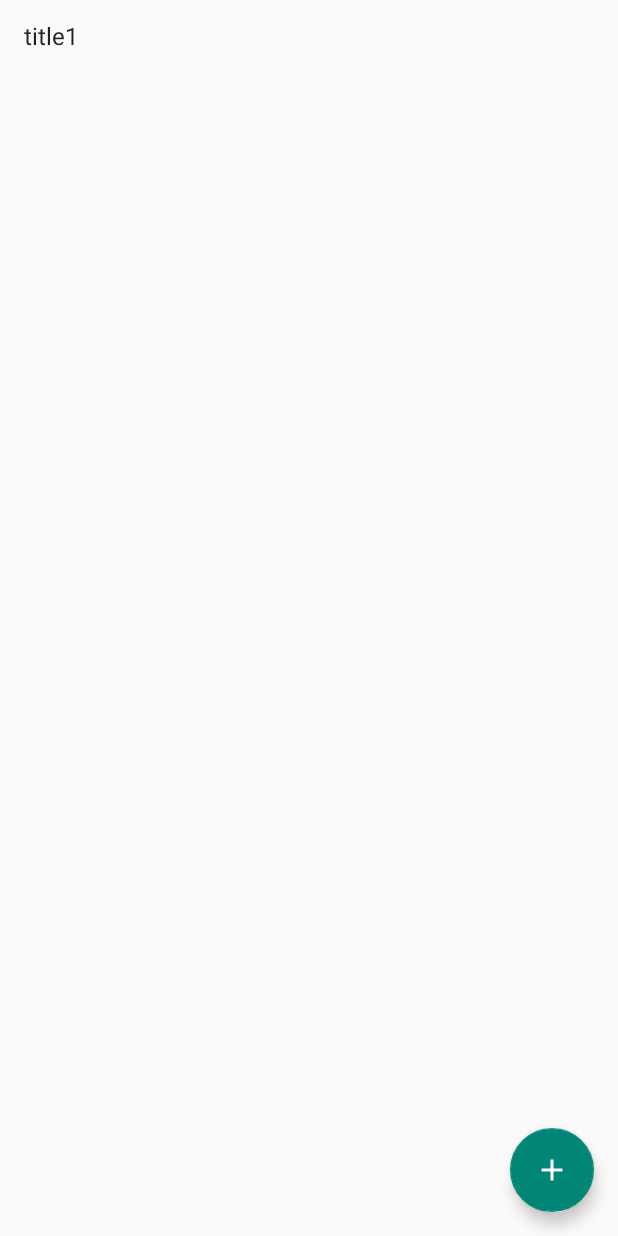
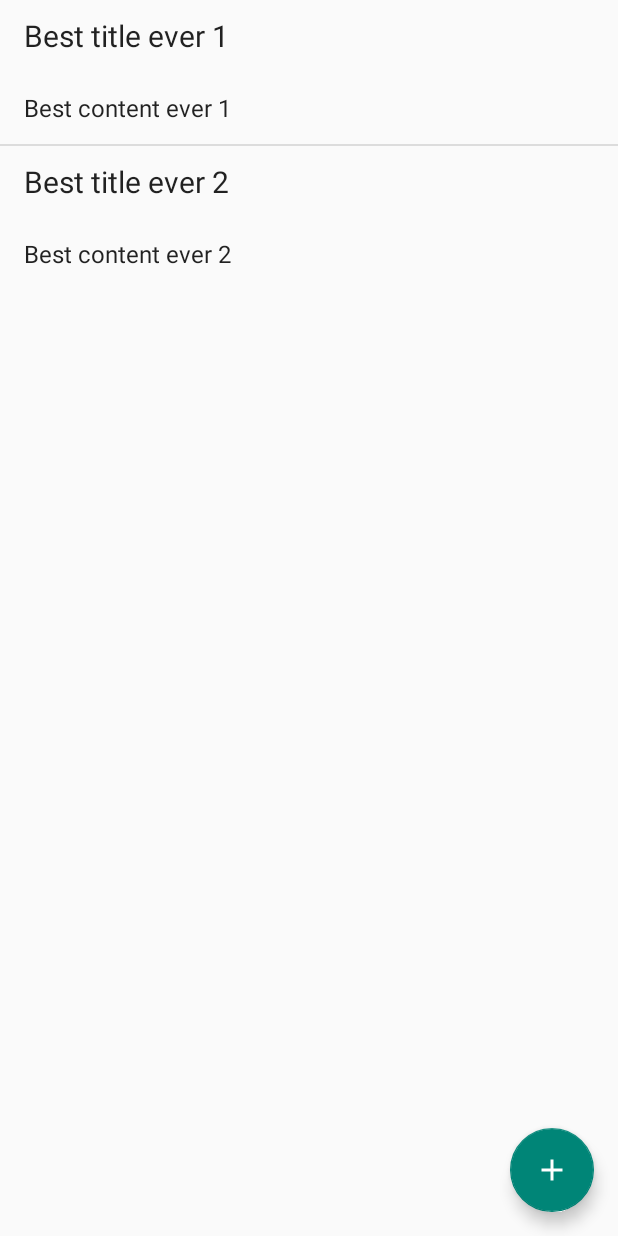
Before and after one commit to sw19-tug/morning01, an Android app: the screen it shows after launch (MainActivity), on a phone screen of 412 x 824 dp. Run offline under Robolectric (Android 15) with nearby library versions, the phone set to English and light mode, and no system bars.

Commit message:
NOTE-001-01 Created NoteAdapter for the ListView. Refactored the layout for a list item. [AA,GA]

```diff
--- a/app/src/main/java/at/tugraz/ist/swe/note/MainActivity.java
+++ b/app/src/main/java/at/tugraz/ist/swe/note/MainActivity.java
@@ -15,6 +15,8 @@ import java.util.ArrayList;
 public class MainActivity extends AppCompatActivity {
 
     ArrayList<Note> noteList = new ArrayList<>();
+    NoteAdapter customNoteAdapter;
+    ListView noteListView;
 
     @Override
     protected void onCreate(Bundle savedInstanceState) {
@@ -22,8 +24,16 @@ public class MainActivity extends AppCompatActivity {
         setContentView(R.layout.activity_main);
 
         initAddNoteButton();
+        initNoteView();
         showNotes();
 
+    }
+
+    public void setNoteList(ArrayList<Note> newNotes){
+        noteList.clear();
+        for(Note n:newNotes){
+            noteList.add(n);
+        }
     }
 
     public void initAddNoteButton(){
@@ -37,15 +47,19 @@ public class MainActivity extends AppCompatActivity {
         });
     }
 
+    private void initNoteView(){
+        noteList.add(new Note("Best title ever 1","Best content ever 1",1));
+        customNoteAdapter = new NoteAdapter(this, noteList);
+        noteListView = findViewById(R.id.notesList);
+        noteListView.setAdapter(customNoteAdapter);
+        noteList.add(new Note("Best title ever 2","Best content ever 2",1));
+    }
+
     private void showNotes(){
         //noteTitles should contain title of notes. Need to be dynamically loaded.
         //This could for example be just <Note i> for i in [0 ... length of notes list]
         //or maybe the first few words of the corresponding note.
-        noteList.add(new Note("title1", "content1", 1));
 
-        ArrayAdapter<String> noteListViewAdapter = new ArrayAdapter<>(this, R.layout.note_list_item, getArrayOfTitles());
-        ListView noteListView = findViewById(R.id.notesList);
-        noteListView.setAdapter(noteListViewAdapter);
         noteListView.setOnItemClickListener(new AdapterView.OnItemClickListener() {
             public void onItemClick(AdapterView<?> parent, View view, int position, long id) {
                 Snackbar.make(view, "load the note view and remove this box!", Snackbar.LENGTH_LONG)
--- /dev/null
+++ b/app/src/main/java/at/tugraz/ist/swe/note/NoteAdapter.java
@@ -0,0 +1,38 @@
+package at.tugraz.ist.swe.note;
+
+import android.content.Context;
+import android.support.annotation.NonNull;
+import android.support.annotation.Nullable;
+import android.view.LayoutInflater;
+import android.view.View;
+import android.view.ViewGroup;
+import android.widget.ArrayAdapter;
+import android.widget.TextView;
+
+import java.util.ArrayList;
+import java.util.List;
+
+public class NoteAdapter extends ArrayAdapter<Note> {
+
+    public NoteAdapter(@NonNull Context context, @NonNull ArrayList<Note> notesList) {
+        super(context,0, notesList);
+    }
+
+    @NonNull
+    @Override
+    public View getView(int position, @Nullable View convertView, @NonNull ViewGroup parent) {
+//        return super.getView(position, convertView, parent);
+        Note note = getItem(position);
+        if(convertView == null){
+            convertView = LayoutInflater.from(getContext()).inflate(R.layout.note_list_item, parent, false);
+        }
+
+        TextView titleTextView = (TextView)convertView.findViewById(R.id.titleTextView);
+        TextView contentTextView = (TextView)convertView.findViewById(R.id.contentTextView);
+
+        titleTextView.setText(note.getTitle());
+        contentTextView.setText(note.getContent());
+
+        return convertView;
+    }
+}
--- a/app/src/main/res/layout/note_list_item.xml
+++ b/app/src/main/res/layout/note_list_item.xml
@@ -1,8 +1,22 @@
 <?xml version="1.0" encoding="utf-8"?>
 
-
-<TextView xmlns:android="http://schemas.android.com/apk/res/android"
-    android:id="@android:id/text1"
+<LinearLayout xmlns:android="http://schemas.android.com/apk/res/android"
+    android:layout_width="match_parent"
+    android:layout_height="wrap_content"
+    android:orientation="vertical">
+    <TextView
+        android:id="@+id/titleTextView"
+        android:layout_width="match_parent"
+        android:layout_height="wrap_content"
+        android:textAppearance="?android:attr/textAppearanceListItemSmall"
+        android:textSize="20dp"
+        android:gravity="center_vertical"
+        android:paddingStart="?android:attr/listPreferredItemPaddingStart"
+        android:paddingEnd="?android:attr/listPreferredItemPaddingEnd"
+        android:minHeight="?android:attr/listPreferredItemHeightSmall"
+        />
+    <TextView
+        android:id="@+id/contentTextView"
         android:layout_width="match_parent"
         android:layout_height="wrap_content"
         android:textAppearance="?android:attr/textAppearanceListItemSmall"
@@ -11,3 +25,4 @@
         android:paddingEnd="?android:attr/listPreferredItemPaddingEnd"
         android:minHeight="?android:attr/listPreferredItemHeightSmall"
         />
+</LinearLayout>
```
Also changed, not shown: 1 other file. Lines whose indentation alone changed are shown as unchanged.
